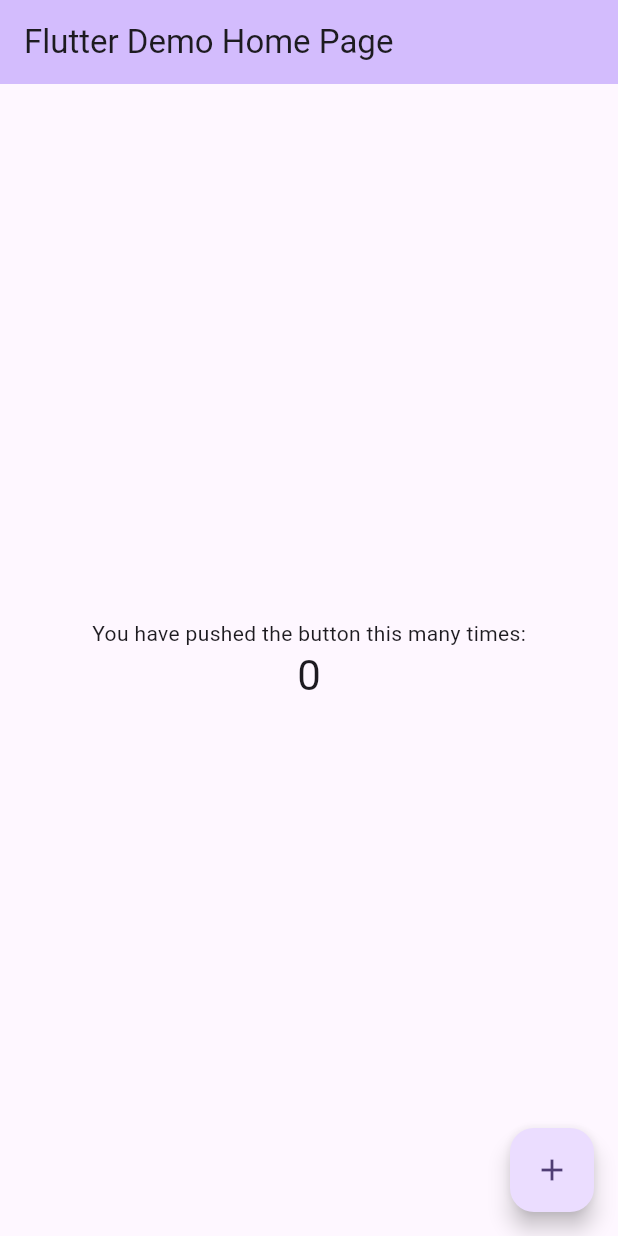
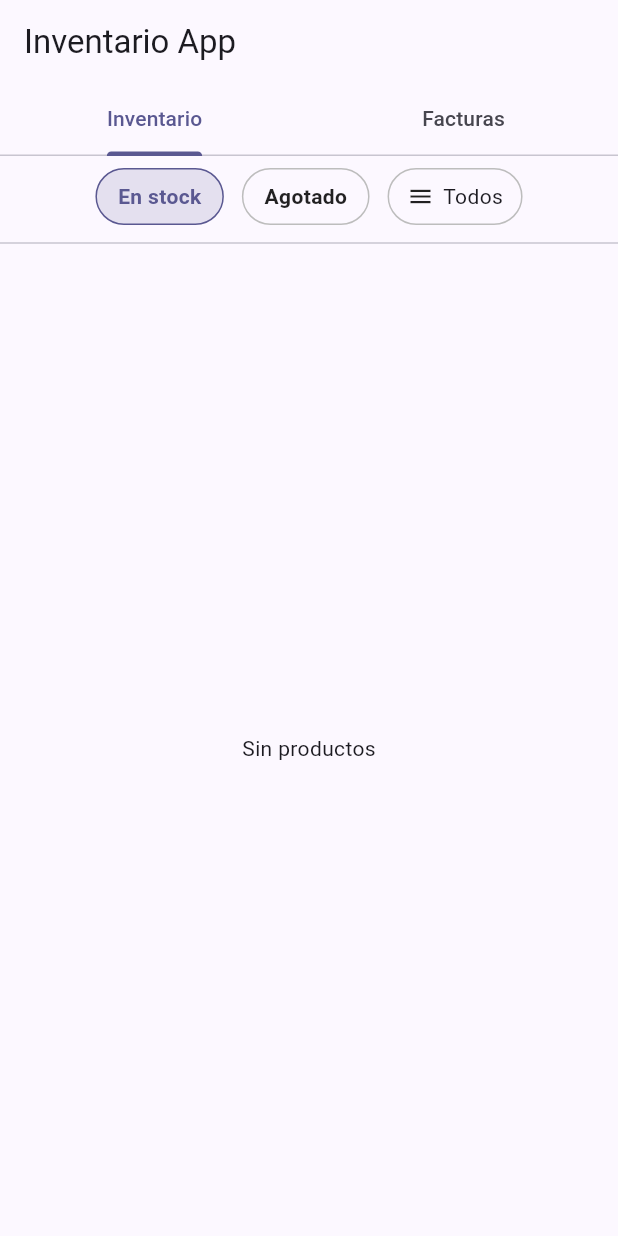
Before and after one commit to Luiskhot123/APP-MOVILE-, a Flutter app: the screen it shows after launch, on a phone screen of 412 x 824 dp. Run offline on Flutter 3.47's test engine with Material 3 defaults, Android fonts, the phone set to English and light mode, and no system bars; our stand-ins replace sqflite; accounts and stored records are empty.

Commit message:
Primera version de la vista de inventrario

```diff
--- /dev/null
+++ b/lib/data/app_database.dart
@@ -0,0 +1,33 @@
+import 'dart:io';
+import 'package:flutter/services.dart' show rootBundle;
+import 'package:path/path.dart';
+import 'package:path_provider/path_provider.dart';
+import 'package:sqflite/sqflite.dart';
+
+class AppDatabase {
+  AppDatabase._internal();
+  static final AppDatabase instance = AppDatabase._internal();
+  Database? _db;
+
+  static const String _dbFileName = 'DB_INVENTARIO_2.0.db'; // en assets/db/
+
+  Future<Database> get database async {
+    if (_db != null) return _db!;
+    _db = await _open();
+    return _db!;
+  }
+
+  Future<Database> _open() async {
+    final dir = await getApplicationDocumentsDirectory();
+    final dbPath = join(dir.path, _dbFileName);
+
+    if (!await File(dbPath).exists()) {
+      await Directory(dirname(dbPath)).create(recursive: true);
+      final data = await rootBundle.load('assets/db/$_dbFileName');
+      final bytes = data.buffer.asUint8List(data.offsetInBytes, data.lengthInBytes);
+      await File(dbPath).writeAsBytes(bytes, flush: true);
+    }
+
+    return openDatabase(dbPath);
+  }
+}
--- /dev/null
+++ b/lib/data/product_repository.dart
@@ -0,0 +1,55 @@
+import 'package:sqflite/sqflite.dart';
+import '../models/product.dart';
+import 'app_database.dart';
+
+class ProductRepository {
+  Future<List<Product>> fetch({
+    bool onlyInStock = false,
+    bool onlyOutOfStock = false,
+    int? lowStockThreshold,
+  }) async {
+    final Database db = await AppDatabase.instance.database;
+
+    List<Map<String, dynamic>> rows = [];
+    try {
+      // Esquema “completo”: productos + categorias + stock
+      rows = await db.rawQuery('''
+      SELECT p.id AS id, p.nombre, p.precio, p.stock,
+             c.nombre AS categoria
+      FROM productos p
+      LEFT JOIN categorias c ON p.id_categoria = c.id_categoria
+      ORDER BY p.nombre COLLATE NOCASE;
+      ''');
+    } on DatabaseException {
+      try {
+        // Esquema simple: id, nombre, precio (sin stock ni categoria)
+        rows = await db.rawQuery('''
+        SELECT id AS id, nombre, precio, NULL AS stock, NULL AS categoria
+        FROM productos
+        ORDER BY nombre COLLATE NOCASE;
+        ''');
+      } on DatabaseException {
+        // Alternativa: otras columnas comunes
+        rows = await db.rawQuery('''
+        SELECT id_producto AS id, nombre, precio_base_cop AS precio, stock, NULL AS categoria
+        FROM productos
+        ORDER BY nombre COLLATE NOCASE;
+        ''');
+      }
+    }
+
+    var list = rows.map(Product.fromMap).toList();
+
+    if (onlyInStock) {
+      list = list.where((p) => (p.stock ?? 0) > 0).toList();
+    } else if (onlyOutOfStock) {
+      list = list.where((p) => (p.stock ?? 0) == 0).toList();
+    }
+
+    if (lowStockThreshold != null) {
+      list = list.where((p) => (p.stock ?? 0) > 0 && (p.stock ?? 0) <= lowStockThreshold).toList();
+    }
+
+    return list;
+  }
+}
--- a/lib/main.dart
+++ b/lib/main.dart
@@ -1,122 +1,50 @@
 import 'package:flutter/material.dart';
+import 'pages/inventory_page.dart';
 
 void main() {
+  WidgetsFlutterBinding.ensureInitialized();
   runApp(const MyApp());
 }
 
 class MyApp extends StatelessWidget {
   const MyApp({super.key});
-
-  // This widget is the root of your application.
   @override
   Widget build(BuildContext context) {
     return MaterialApp(
-      title: 'Flutter Demo',
+      title: 'Inventario',
       theme: ThemeData(
-        // This is the theme of your application.
-        //
-        // TRY THIS: Try running your application with "flutter run". You'll see
-        // the application has a purple toolbar. Then, without quitting the app,
-        // try changing the seedColor in the colorScheme below to Colors.green
-        // and then invoke "hot reload" (save your changes or press the "hot
-        // reload" button in a Flutter-supported IDE, or press "r" if you used
-        // the command line to start the app).
-        //
-        // Notice that the counter didn't reset back to zero; the application
-        // state is not lost during the reload. To reset the state, use hot
-        // restart instead.
-        //
-        // This works for code too, not just values: Most code changes can be
-        // tested with just a hot reload.
-        colorScheme: ColorScheme.fromSeed(seedColor: Colors.deepPurple),
+        colorScheme: ColorScheme.fromSeed(seedColor: const Color(0xFF6C63FF)),
+        useMaterial3: true,
       ),
-      home: const MyHomePage(title: 'Flutter Demo Home Page'),
+      home: const Home(),
     );
   }
 }
 
-class MyHomePage extends StatefulWidget {
-  const MyHomePage({super.key, required this.title});
-
-  // This widget is the home page of your application. It is stateful, meaning
-  // that it has a State object (defined below) that contains fields that affect
-  // how it looks.
-
-  // This class is the configuration for the state. It holds the values (in this
-  // case the title) provided by the parent (in this case the App widget) and
-  // used by the build method of the State. Fields in a Widget subclass are
-  // always marked "final".
-
-  final String title;
-
-  @override
-  State<MyHomePage> createState() => _MyHomePageState();
-}
-
-class _MyHomePageState extends State<MyHomePage> {
-  int _counter = 0;
-
-  void _incrementCounter() {
-    setState(() {
-      // This call to setState tells the Flutter framework that something has
-      // changed in this State, which causes it to rerun the build method below
-      // so that the display can reflect the updated values. If we changed
-      // _counter without calling setState(), then the build method would not be
-      // called again, and so nothing would appear to happen.
-      _counter++;
-    });
-  }
+class Home extends StatelessWidget {
+  const Home({super.key});
 
   @override
   Widget build(BuildContext context) {
-    // This method is rerun every time setState is called, for instance as done
-    // by the _incrementCounter method above.
-    //
-    // The Flutter framework has been optimized to make rerunning build methods
-    // fast, so that you can just rebuild anything that needs updating rather
-    // than having to individually change instances of widgets.
-    return Scaffold(
-      appBar: AppBar(
-        // TRY THIS: Try changing the color here to a specific color (to
-        // Colors.amber, perhaps?) and trigger a hot reload to see the AppBar
-        // change color while the other colors stay the same.
-        backgroundColor: Theme.of(context).colorScheme.inversePrimary,
-        // Here we take the value from the MyHomePage object that was created by
-        // the App.build method, and use it to set our appbar title.
-        title: Text(widget.title),
-      ),
-      body: Center(
-        // Center is a layout widget. It takes a single child and positions it
-        // in the middle of the parent.
-        child: Column(
-          // Column is also a layout widget. It takes a list of children and
-          // arranges them vertically. By default, it sizes itself to fit its
-          // children horizontally, and tries to be as tall as its parent.
-          //
-          // Column has various properties to control how it sizes itself and
-          // how it positions its children. Here we use mainAxisAlignment to
-          // center the children vertically; the main axis here is the vertical
-          // axis because Columns are vertical (the cross axis would be
-          // horizontal).
-          //
-          // TRY THIS: Invoke "debug painting" (choose the "Toggle Debug Paint"
-          // action in the IDE, or press "p" in the console), to see the
-          // wireframe for each widget.
-          mainAxisAlignment: MainAxisAlignment.center,
-          children: <Widget>[
-            const Text('You have pushed the button this many times:'),
-            Text(
-              '$_counter',
-              style: Theme.of(context).textTheme.headlineMedium,
-            ),
+    return DefaultTabController(
+      length: 2,
+      child: Scaffold(
+        appBar: AppBar(
+          title: const Text('Inventario App'),
+          bottom: const TabBar(
+            tabs: [
+              Tab(text: 'Inventario'),
+              Tab(text: 'Facturas'),
+            ],
+          ),
+        ),
+        body: const TabBarView(
+          children: [
+            InventoryPage(),
+            Center(child: Text('Facturas (próximamente)')),
           ],
         ),
       ),
-      floatingActionButton: FloatingActionButton(
-        onPressed: _incrementCounter,
-        tooltip: 'Increment',
-        child: const Icon(Icons.add),
-      ), // This trailing comma makes auto-formatting nicer for build methods.
     );
   }
 }
--- /dev/null
+++ b/lib/models/product.dart
@@ -0,0 +1,31 @@
+class Product {
+  final int id;
+  final String nombre;
+  final double precio;
+  final int? stock;
+  final String? categoria;
+  final String? imagePath;
+
+  Product({
+    required this.id,
+    required this.nombre,
+    required this.precio,
+    this.stock,
+    this.categoria,
+    this.imagePath,
+  });
+
+  static Product fromMap(Map<String, dynamic> m) {
+    double _toDouble(dynamic v) =>
+        v == null ? 0 : (v is num ? v.toDouble() : double.tryParse(v.toString()) ?? 0);
+
+    return Product(
+      id: (m['id'] ?? m['id_producto']) as int,
+      nombre: (m['nombre'] ?? m['descripcion'] ?? '') as String,
+      precio: _toDouble(m['precio'] ?? m['precio_base_cop'] ?? 0),
+      stock: m['stock'] == null ? null : (m['stock'] as num).toInt(),
+      categoria: m['categoria'] as String?,
+      imagePath: m['imagen'] as String?,
+    );
+  }
+}
--- /dev/null
+++ b/lib/pages/inventory_page.dart
@@ -0,0 +1,205 @@
+import 'package:flutter/material.dart';
+import '../data/product_repository.dart';
+import '../models/product.dart';
+
+enum StockTab { enStock, agotado }
+enum EnStockMenu { todos, bajoStock }
+
+class InventoryPage extends StatefulWidget {
+  const InventoryPage({super.key});
+
+  @override
+  State<InventoryPage> createState() => _InventoryPageState();
+}
+
+class _InventoryPageState extends State<InventoryPage> {
+  final _repo = ProductRepository();
+  StockTab _tab = StockTab.enStock;
+  EnStockMenu _menu = EnStockMenu.todos;
+  static const int _lowStockThreshold = 5;
+
+  Future<List<Product>> _load() {
+    final onlyOut = _tab == StockTab.agotado;
+    final isEnStock = _tab == StockTab.enStock;
+
+    return _repo.fetch(
+      onlyInStock: isEnStock && _menu == EnStockMenu.todos,
+      onlyOutOfStock: onlyOut,
+      lowStockThreshold: isEnStock && _menu == EnStockMenu.bajoStock ? _lowStockThreshold : null,
+    );
+  }
+
+  @override
+  Widget build(BuildContext context) {
+    return Column(
+      children: [
+        const SizedBox(height: 8),
+        Row(
+          mainAxisAlignment: MainAxisAlignment.center,
+          children: [
+            _SegmentButton(
+              label: 'En stock',
+              selected: _tab == StockTab.enStock,
+              onTap: () => setState(() => _tab = StockTab.enStock),
+            ),
+            const SizedBox(width: 12),
+            _SegmentButton(
+              label: 'Agotado',
+              selected: _tab == StockTab.agotado,
+              onTap: () => setState(() => _tab = StockTab.agotado),
+            ),
+            const SizedBox(width: 12),
+            if (_tab == StockTab.enStock)
+              PopupMenuButton<EnStockMenu>(
+                onSelected: (v) => setState(() => _menu = v),
+                itemBuilder: (ctx) => const [
+                  PopupMenuItem(value: EnStockMenu.todos, child: Text('Todos')),
+                  PopupMenuItem(value: EnStockMenu.bajoStock, child: Text('Bajo stock')),
+                ],
+                child: Container(
+                  padding: const EdgeInsets.symmetric(horizontal: 12, vertical: 8),
+                  decoration: BoxDecoration(
+                    border: Border.all(color: Colors.grey.shade400),
+                    borderRadius: BorderRadius.circular(24),
+                  ),
+                  child: Row(
+                    children: [
+                      const Icon(Icons.menu, size: 18),
+                      const SizedBox(width: 6),
+                      Text(_menu == EnStockMenu.todos ? 'Todos' : 'Bajo stock'),
+                    ],
+                  ),
+                ),
+              ),
+          ],
+        ),
+        const Divider(height: 24),
+        Expanded(
+          child: FutureBuilder<List<Product>>(
+            future: _load(),
+            builder: (context, snap) {
+              if (snap.connectionState != ConnectionState.done) {
+                return const Center(child: CircularProgressIndicator());
+              }
+              final items = snap.data ?? [];
+              if (items.isEmpty) {
+                return const Center(child: Text('Sin productos'));
+              }
+              return ListView.separated(
+                padding: const EdgeInsets.all(12),
+                itemCount: items.length,
+                separatorBuilder: (_, __) => const SizedBox(height: 8),
+                itemBuilder: (ctx, i) => _ProductTile(items[i]),
+              );
+            },
+          ),
+        ),
+      ],
+    );
+  }
+}
+
+class _SegmentButton extends StatelessWidget {
+  final String label;
+  final bool selected;
+  final VoidCallback onTap;
+  const _SegmentButton({
+    required this.label,
+    required this.selected,
+    required this.onTap,
+  });
+
+  @override
+  Widget build(BuildContext context) {
+    final color = Theme.of(context).colorScheme.primary;
+    return GestureDetector(
+      onTap: onTap,
+      child: Container(
+        padding: const EdgeInsets.symmetric(horizontal: 14, vertical: 8),
+        decoration: BoxDecoration(
+          color: selected ? color.withOpacity(0.15) : Colors.transparent,
+          border: Border.all(color: selected ? color : Colors.grey.shade400),
+          borderRadius: BorderRadius.circular(24),
+        ),
+        child: Text(
+          label,
+          style: TextStyle(
+            color: selected ? color : Colors.black87,
+            fontWeight: FontWeight.w600,
+          ),
+        ),
+      ),
+    );
+  }
+}
+
+class _ProductTile extends StatelessWidget {
+  final Product p;
+  const _ProductTile(this.p);
+
+  @override
+  Widget build(BuildContext context) {
+    final stockStr = (p.stock == null) ? '—' : p.stock.toString();
+    final priceStr = _formatCOP(p.precio);
+
+    return Container(
+      decoration: BoxDecoration(
+        color: Theme.of(context).cardColor,
+        borderRadius: BorderRadius.circular(16),
+        boxShadow: const [BoxShadow(color: Colors.black12, blurRadius: 6, offset: Offset(0, 2))],
+      ),
+      child: Padding(
+        padding: const EdgeInsets.all(12),
+        child: Row(
+          children: [
+            Container(
+              width: 56,
+              height: 56,
+              decoration: BoxDecoration(
+                color: Colors.grey.shade300,
+                borderRadius: BorderRadius.circular(12),
+              ),
+              child: const Icon(Icons.image, size: 30),
+            ),
+            const SizedBox(width: 12),
+            Expanded(
+              child: Column(
+                crossAxisAlignment: CrossAxisAlignment.start,
+                children: [
+                  Text('Descripción', style: TextStyle(fontWeight: FontWeight.bold, color: Theme.of(context).colorScheme.primary)),
+                  Text(p.nombre, style: const TextStyle(fontSize: 16)),
+                  if (p.categoria != null)
+                    Text(p.categoria!, style: const TextStyle(fontSize: 12, color: Colors.grey)),
+                ],
+              ),
+            ),
+            const SizedBox(width: 12),
+            Column(
+              crossAxisAlignment: CrossAxisAlignment.end,
+              children: [
+                Text(priceStr, style: const TextStyle(fontWeight: FontWeight.bold, fontSize: 16)),
+                Text('Stock: $stockStr'),
+              ],
+            ),
+          ],
+        ),
+      ),
+    );
+  }
+
+  String _formatCOP(double value) => '\$${_thousands(value.toInt())} COP';
+  String _thousands(int n) {
+    final s = n.toString();
+    final out = <String>[];
+    var count = 0;
+    for (int i = s.length - 1; i >= 0; i--) {
+      out.add(s[i]);
+      count++;
+      if (count == 3 && i != 0) {
+        out.add('.');
+        count = 0;
+      }
+    }
+    return out.reversed.join();
+  }
+}
```
Also changed, not shown: 2 other files.
